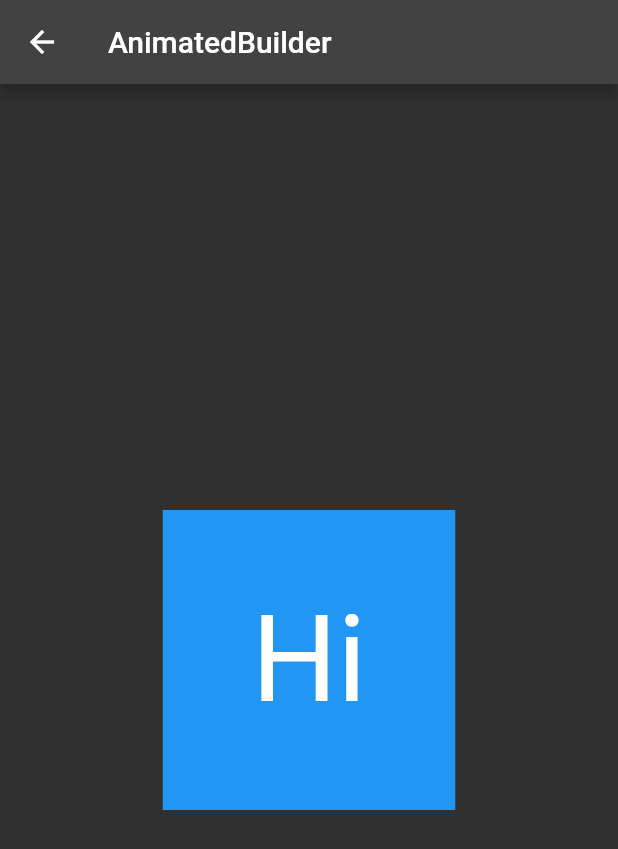
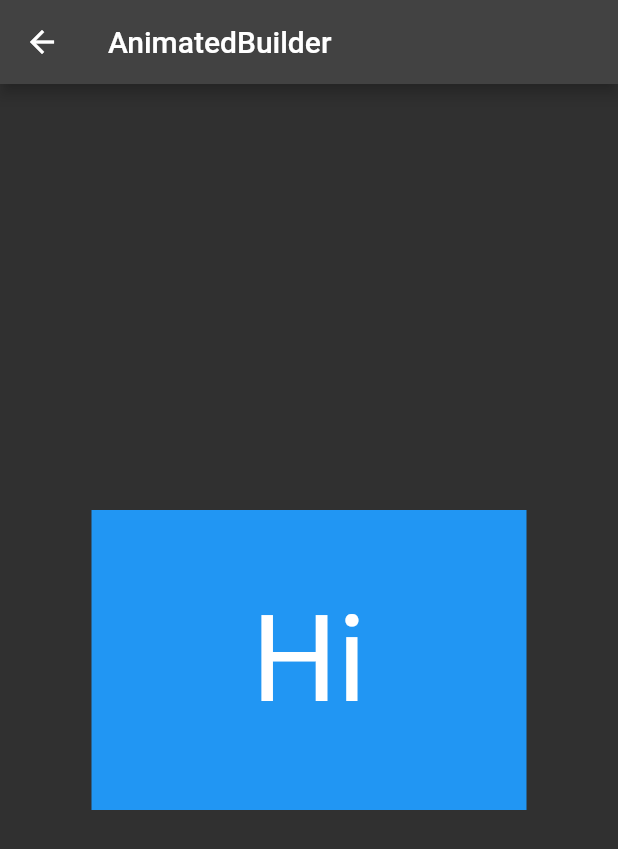
Before and after one commit to loaden/flutter-demo, a Flutter app: the AnimatedBuilderPage screen opened by its route, on a phone screen of 412 x 824 dp. Shown: the top 849 px of the screen. Run offline on Flutter 3.47's test engine with Material 2 defaults, Android fonts, the phone set to English and light mode, and no system bars.

Commit message:
通过Tween提供区间值

```diff
--- a/lib/animate/animated_builder.dart
+++ b/lib/animate/animated_builder.dart
@@ -38,7 +38,7 @@ class _AnimatedBuilderPageState extends State<AnimatedBuilderPage>
           print(_controller.value);
           return Center(
             child: Container(
-              width: _controller.value * 100 + 100,
+              width: Tween(begin: 100.0, end: 300.0).evaluate(_controller),
               height: 200,
               color: Colors.blue,
               child: child,
```
